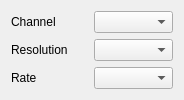
Above: src/widgets/ui/videodevicesetting.ui from KDE/ring-kde before the change. Below: the same form after it.
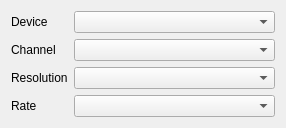
That is the form after the change.

The edit to the form file:
```diff
--- a/src/widgets/ui/videodevicesetting.ui
+++ b/src/widgets/ui/videodevicesetting.ui
@@ -6,22 +6,45 @@
    <rect>
     <x>0</x>
     <y>0</y>
-    <width>184</width>
-    <height>92</height>
+    <width>286</width>
+    <height>116</height>
    </rect>
   </property>
+  <property name="sizePolicy">
+   <sizepolicy hsizetype="Preferred" vsizetype="Minimum">
+    <horstretch>0</horstretch>
+    <verstretch>0</verstretch>
+   </sizepolicy>
+  </property>
   <property name="windowTitle">
    <string>Form</string>
   </property>
   <layout class="QGridLayout" name="gridLayout">
-   <item row="0" column="0">
+   <item row="3" column="1">
+    <widget class="QComboBox" name="m_pRate">
+     <property name="sizePolicy">
+      <sizepolicy hsizetype="Expanding" vsizetype="Fixed">
+       <horstretch>0</horstretch>
+       <verstretch>0</verstretch>
+      </sizepolicy>
+     </property>
+    </widget>
+   </item>
+   <item row="3" column="0">
+    <widget class="QLabel" name="label_3">
+     <property name="text">
+      <string>Rate</string>
+     </property>
+    </widget>
+   </item>
+   <item row="1" column="0">
     <widget class="QLabel" name="label">
      <property name="text">
       <string>Channel</string>
      </property>
     </widget>
    </item>
-   <item row="0" column="2">
+   <item row="1" column="1">
     <widget class="QComboBox" name="m_pChannel">
      <property name="sizePolicy">
       <sizepolicy hsizetype="Expanding" vsizetype="Fixed">
@@ -31,53 +54,33 @@
      </property>
     </widget>
    </item>
-   <item row="1" column="0">
+   <item row="2" column="1">
+    <widget class="QComboBox" name="m_pResolution">
+     <property name="sizePolicy">
+      <sizepolicy hsizetype="Expanding" vsizetype="Fixed">
+       <horstretch>0</horstretch>
+       <verstretch>0</verstretch>
+      </sizepolicy>
+     </property>
+    </widget>
+   </item>
+   <item row="2" column="0">
     <widget class="QLabel" name="label_2">
      <property name="text">
       <string>Resolution</string>
      </property>
     </widget>
    </item>
-   <item row="1" column="2">
-    <widget class="QComboBox" name="m_presolution">
-     <property name="sizePolicy">
-      <sizepolicy hsizetype="Expanding" vsizetype="Fixed">
-       <horstretch>0</horstretch>
-       <verstretch>0</verstretch>
-      </sizepolicy>
-     </property>
-    </widget>
+   <item row="0" column="1">
+    <widget class="QComboBox" name="m_pDevice"/>
    </item>
-   <item row="2" column="0">
-    <widget class="QLabel" name="label_3">
+   <item row="0" column="0">
+    <widget class="QLabel" name="label_4">
      <property name="text">
-      <string>Rate</string>
+      <string>Device</string>
      </property>
     </widget>
    </item>
-   <item row="2" column="2">
-    <widget class="QComboBox" name="m_pRate">
-     <property name="sizePolicy">
-      <sizepolicy hsizetype="Expanding" vsizetype="Fixed">
-       <horstretch>0</horstretch>
-       <verstretch>0</verstretch>
-      </sizepolicy>
-     </property>
-    </widget>
-   </item>
-   <item row="3" column="1">
-    <spacer name="verticalSpacer">
-     <property name="orientation">
-      <enum>Qt::Vertical</enum>
-     </property>
-     <property name="sizeHint" stdset="0">
-      <size>
-       <width>20</width>
-       <height>205</height>
-      </size>
-     </property>
-    </spacer>
-   </item>
   </layout>
  </widget>
  <resources/>
```
Left out of the diff: 74 changed lines with no effect on the pictures.
